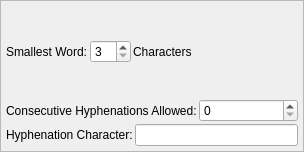
This is scribus/ui/propertywidget_hyphenationbase.ui in scribusproject/scribus as Qt 5 draws it before an edit. The edited form follows.
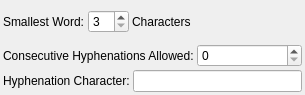
This is the edited form.

Commit message: #16494: Unify margins and spacing for properties palette, set 3 <bubu>

What changed in the file:
```diff
--- a/scribus/ui/propertywidget_hyphenationbase.ui
+++ b/scribus/ui/propertywidget_hyphenationbase.ui
@@ -6,37 +6,34 @@
    <rect>
     <x>0</x>
     <y>0</y>
-    <width>304</width>
-    <height>152</height>
+    <width>305</width>
+    <height>95</height>
    </rect>
   </property>
   <property name="windowTitle">
    <string notr="true">Frame</string>
   </property>
-  <property name="frameShape">
-   <enum>QFrame::StyledPanel</enum>
-  </property>
-  <property name="frameShadow">
-   <enum>QFrame::Raised</enum>
-  </property>
   <layout class="QVBoxLayout" name="verticalLayout">
    <property name="spacing">
-    <number>2</number>
+    <number>3</number>
    </property>
    <property name="leftMargin">
-    <number>5</number>
+    <number>3</number>
    </property>
    <property name="topMargin">
-    <number>5</number>
+    <number>3</number>
    </property>
    <property name="rightMargin">
-    <number>5</number>
+    <number>3</number>
    </property>
    <property name="bottomMargin">
-    <number>5</number>
+    <number>3</number>
    </property>
    <item>
     <layout class="QHBoxLayout" name="horizontalLayout">
+     <property name="spacing">
+      <number>3</number>
+     </property>
      <item>
       <widget class="QLabel" name="label">
        <property name="text">
@@ -78,6 +75,9 @@
    </item>
    <item>
     <layout class="QHBoxLayout" name="horizontalLayout_2">
+     <property name="spacing">
+      <number>3</number>
+     </property>
      <item>
       <widget class="QLabel" name="label_3">
        <property name="text">
@@ -97,6 +97,9 @@
    </item>
    <item>
     <layout class="QHBoxLayout" name="horizontalLayout_3">
+     <property name="spacing">
+      <number>3</number>
+     </property>
      <item>
       <widget class="QLabel" name="label_4">
        <property name="text">
```
The commit also changes 19 other files.
